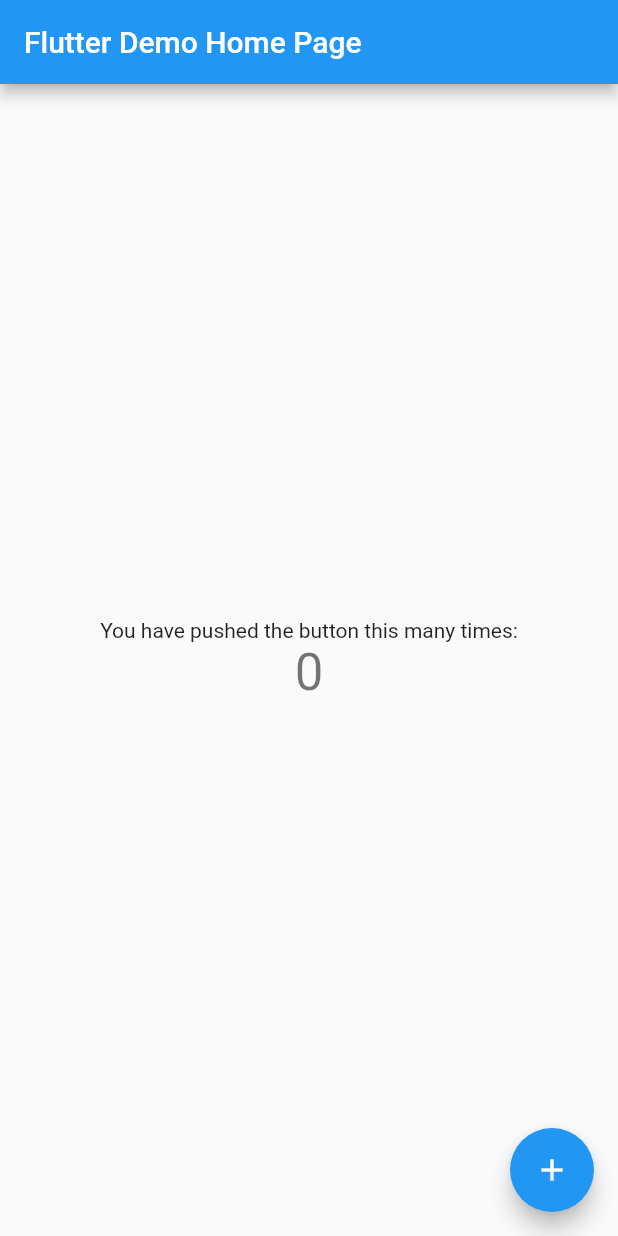
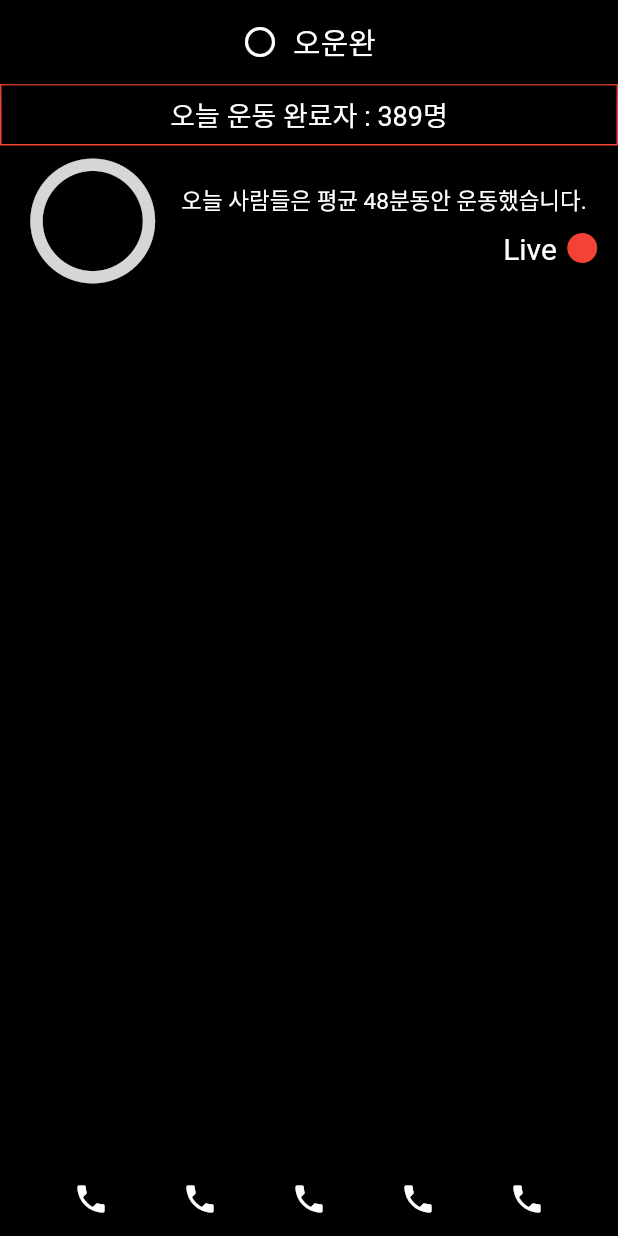
Before and after one commit to jwson-automation/wtwetwgfkdfndfbnd, a Flutter app: the screen it shows after launch, on a phone screen of 412 x 824 dp. Run offline on Flutter 3.47's test engine with Material 2 defaults, Android fonts, the phone set to English and light mode, and no system bars; our stand-ins replace get; Roboto replaces fonts that are missing (Schyler).

Commit message:
UI Frame creation

```diff
--- a/lib/main.dart
+++ b/lib/main.dart
@@ -1,4 +1,9 @@
+// import 'dart:html';
+
 import 'package:flutter/material.dart';
+import 'package:get/get.dart';
+
+import 'src/pages/components/app.dart';
 
 void main() {
   runApp(const MyApp());
@@ -7,109 +12,25 @@
 class MyApp extends StatelessWidget {
   const MyApp({super.key});
 
-  // This widget is the root of your application.
+// This widget is the root of your application.
   @override
   Widget build(BuildContext context) {
-    return MaterialApp(
-      title: 'Flutter Demo',
-      theme: ThemeData(
-        // This is the theme of your application.
-        //
-        // Try running your application with "flutter run". You'll see the
-        // application has a blue toolbar. Then, without quitting the app, try
-        // changing the primarySwatch below to Colors.green and then invoke
-        // "hot reload" (press "r" in the console where you ran "flutter run",
-        // or simply save your changes to "hot reload" in a Flutter IDE).
-        // Notice that the counter didn't reset back to zero; the application
-        // is not restarted.
-        primarySwatch: Colors.blue,
-      ),
-      home: const MyHomePage(title: 'Flutter Demo Home Page'),
+    return GetMaterialApp(
+      // title: '오운완',
+      // theme: ThemeData(
+      //     primarySwatch: Colors.red,
+      //     appBarTheme: const AppBarTheme(
+      //         backgroundColor: Colors.black,
+      //         titleTextStyle: TextStyle(
+      //           fontSize: 20,
+      //           color: Colors.white,
+      //         ))),
+      home: const App(),
     );
   }
 }
 
-class MyHomePage extends StatefulWidget {
-  const MyHomePage({super.key, required this.title});
-
-  // This widget is the home page of your application. It is stateful, meaning
-  // that it has a State object (defined below) that contains fields that affect
-  // how it looks.
-
-  // This class is the configuration for the state. It holds the values (in this
-  // case the title) provided by the parent (in this case the App widget) and
-  // used by the build method of the State. Fields in a Widget subclass are
-  // always marked "final".
-
-  final String title;
-
-  @override
-  State<MyHomePage> createState() => _MyHomePageState();
-}
-
-class _MyHomePageState extends State<MyHomePage> {
-  int _counter = 0;
-
-  void _incrementCounter() {
-    setState(() {
-      // This call to setState tells the Flutter framework that something has
-      // changed in this State, which causes it to rerun the build method below
-      // so that the display can reflect the updated values. If we changed
-      // _counter without calling setState(), then the build method would not be
-      // called again, and so nothing would appear to happen.
-      _counter++;
-    });
-  }
-
-  @override
-  Widget build(BuildContext context) {
-    // This method is rerun every time setState is called, for instance as done
-    // by the _incrementCounter method above.
-    //
-    // The Flutter framework has been optimized to make rerunning build methods
-    // fast, so that you can just rebuild anything that needs updating rather
-    // than having to individually change instances of widgets.
-    return Scaffold(
-      appBar: AppBar(
-        // Here we take the value from the MyHomePage object that was created by
-        // the App.build method, and use it to set our appbar title.
-        title: Text(widget.title),
-      ),
-      body: Center(
-        // Center is a layout widget. It takes a single child and positions it
-        // in the middle of the parent.
-        child: Column(
-          // Column is also a layout widget. It takes a list of children and
-          // arranges them vertically. By default, it sizes itself to fit its
-          // children horizontally, and tries to be as tall as its parent.
-          //
-          // Invoke "debug painting" (press "p" in the console, choose the
-          // "Toggle Debug Paint" action from the Flutter Inspector in Android
-          // Studio, or the "Toggle Debug Paint" command in Visual Studio Code)
-          // to see the wireframe for each widget.
-          //
-          // Column has various properties to control how it sizes itself and
-          // how it positions its children. Here we use mainAxisAlignment to
-          // center the children vertically; the main axis here is the vertical
-          // axis because Columns are vertical (the cross axis would be
-          // horizontal).
-          mainAxisAlignment: MainAxisAlignment.center,
-          children: <Widget>[
-            const Text(
-              'You have pushed the button this many times:',
-            ),
-            Text(
-              '$_counter',
-              style: Theme.of(context).textTheme.headline4,
-            ),
-          ],
-        ),
-      ),
-      floatingActionButton: FloatingActionButton(
-        onPressed: _incrementCounter,
-        tooltip: 'Increment',
-        child: const Icon(Icons.add),
-      ), // This trailing comma makes auto-formatting nicer for build methods.
-    );
-  }
-}
+// DefaultTextStyle (
+//   // child: Container(chilld: ,),
+//   style : TextStyle(color: Colors.white)
+// )
--- /dev/null
+++ b/lib/src/pages/components/app.dart
@@ -0,0 +1,141 @@
+import 'package:flutter/material.dart';
+
+class App extends StatefulWidget {
+  const App({super.key});
+
+  @override
+  State<App> createState() => _AppState();
+}
+
+class _AppState extends State<App> {
+  @override
+  Widget build(BuildContext context) {
+    return Scaffold(
+        backgroundColor: Colors.black,
+        appBar: AppBar(
+          backgroundColor: Colors.black,
+          title: Row(
+            children: [
+              Icon(Icons.circle_outlined),
+              SizedBox(width: 10),
+              Text('오운완')
+            ],
+            mainAxisAlignment: MainAxisAlignment.center,
+          ),
+          centerTitle: mounted,
+        ),
+        body: Column(
+          crossAxisAlignment: CrossAxisAlignment.center,
+          children: [
+            Container(
+              padding: EdgeInsets.all(6),
+              decoration: BoxDecoration(
+                  // boxShadow: BoxShadow(10),
+                  border: Border.all(color: Colors.red)),
+              alignment: Alignment.center,
+              // color: Colors.red[200],
+              child: Text(
+                '오늘 운동 완료자 : 389명',
+                style: TextStyle(
+                    color: Colors.white, fontSize: 18, fontFamily: 'Schyler'),
+              ),
+            ),
+            Row(
+              mainAxisAlignment: MainAxisAlignment.center,
+              children: [
+                Flexible(
+                  flex: 3,
+                  child: Container(
+                    child: Icon(
+                      Icons.circle_outlined,
+                      color: Colors.grey[350],
+                      size: 100.0,
+                    ),
+                    // Text('Image'),
+                    // color: Colors.red,
+                  ),
+                ),
+                Flexible(
+                  flex: 7,
+                  child: Column(
+                    children: [
+                      Container(
+                        padding: EdgeInsets.all(5),
+                        alignment: Alignment.center,
+                        decoration: BoxDecoration(
+                            border: Border.all(
+                                // color: Colors.red,
+                                )),
+                        // color: Colors.blue,
+                        child: Text('오늘 사람들은 평균 48분동안 운동했습니다.',
+                            textAlign: TextAlign.center,
+                            style: TextStyle(
+                                color: Colors.white,
+                                fontSize: 15,
+                                fontFamily: 'Schyler')),
+                      ),
+                      SizedBox(
+                        // color: Colors.blue,
+                        height: 3,
+                        // child: Text('right'),
+                      ),
+                      Row(
+                        mainAxisAlignment: MainAxisAlignment.end,
+                        children: [
+                          Container(
+                            // color: Colors.blue,
+
+                            child: Text(
+                              'Live',
+                              style:
+                                  TextStyle(color: Colors.white, fontSize: 20),
+                            ),
+                          ),
+                          SizedBox(width: 5),
+                          Icon(
+                            Icons.circle,
+                            color: Colors.red,
+                          )
+                        ],
+                      ),
+                    ],
+                  ),
+                )
+              ],
+            )
+          ],
+        ),
+        bottomNavigationBar: BottomAppBar(
+          child: Container(
+            height: 50,
+            color: Colors.black,
+            child: Row(children: [
+              Icon(
+                Icons.phone,
+                color: Colors.white,
+              ),
+              Icon(
+                Icons.phone,
+                color: Colors.white,
+              ),
+              Icon(
+                Icons.phone,
+                color: Colors.white,
+              ),
+              Icon(
+                Icons.phone,
+                color: Colors.white,
+              ),
+              Icon(
+                Icons.phone,
+                color: Colors.white,
+              ),
+            ], mainAxisAlignment: MainAxisAlignment.spaceEvenly),
+          ),
+        )
+
+        // bottomNavigationBar:
+        // BottomNavigationBar(items: [BottomNavigationBarItem(label: 'home')]),
+        );
+  }
+}
```
Also changed, not shown: pubspec.yaml (+9 -9 lines), pubspec.lock, 3 other files.
